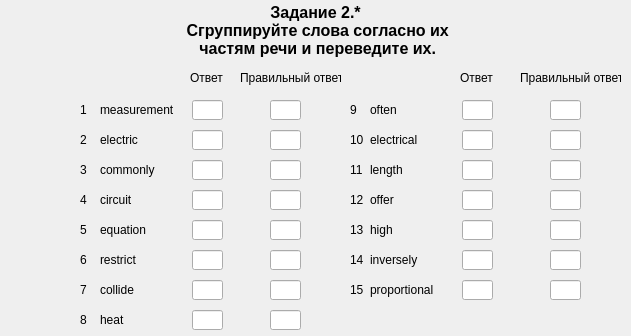
First picture: the form in server/UI/variant_1/zadanie2_part1_var1.ui, repository Scykorr/dmitr_client_serv_test, before the edit.
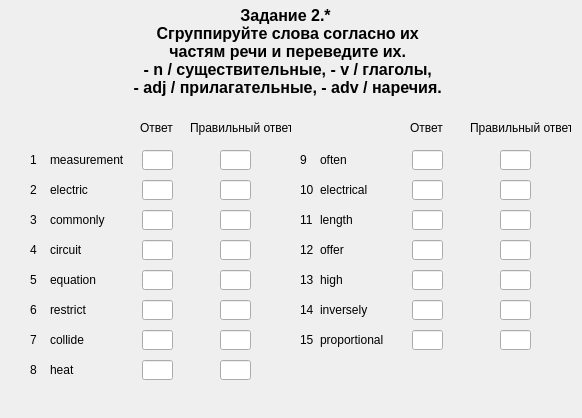
Second picture: the form after the edit.

Commit message: fix title in zadanie2_part1

The edit to the form file:
```diff
--- a/server/UI/variant_1/zadanie2_part1_var1.ui
+++ b/server/UI/variant_1/zadanie2_part1_var1.ui
@@ -6,8 +6,8 @@
    <rect>
     <x>0</x>
     <y>0</y>
-    <width>631</width>
-    <height>336</height>
+    <width>582</width>
+    <height>418</height>
    </rect>
   </property>
   <property name="windowTitle">
@@ -16,10 +16,10 @@
   <widget class="QLabel" name="label_title">
    <property name="geometry">
     <rect>
-     <x>80</x>
+     <x>50</x>
      <y>0</y>
      <width>471</width>
-     <height>61</height>
+     <height>121</height>
     </rect>
    </property>
    <property name="font">
@@ -36,7 +36,10 @@
    <property name="text">
     <string>Задание 2.*
  Сгруппируйте слова согласно их
- частям речи и переведите их.</string>
+ частям речи и переведите их.
+ - n / существительные, - v / глаголы, 
+ - adj / прилагательные, - adv / наречия.
+</string>
    </property>
    <property name="textFormat">
     <enum>Qt::AutoText</enum>
@@ -48,8 +51,8 @@
   <widget class="QLabel" name="label_number_1">
    <property name="geometry">
     <rect>
-     <x>80</x>
-     <y>100</y>
+     <x>30</x>
+     <y>150</y>
      <width>16</width>
      <height>20</height>
     </rect>
@@ -61,8 +64,8 @@
   <widget class="QLineEdit" name="lineEdit_answer_1">
    <property name="geometry">
     <rect>
-     <x>192</x>
-     <y>100</y>
+     <x>142</x>
+     <y>150</y>
      <width>31</width>
      <height>20</height>
     </rect>
@@ -74,8 +77,8 @@
   <widget class="QLabel" name="label_word_1">
    <property name="geometry">
     <rect>
-     <x>100</x>
-     <y>100</y>
+     <x>50</x>
+     <y>150</y>
      <width>81</width>
      <height>20</height>
     </rect>
@@ -87,8 +90,8 @@
   <widget class="QLabel" name="label_word_2">
    <property name="geometry">
     <rect>
-     <x>100</x>
-     <y>130</y>
+     <x>50</x>
+     <y>180</y>
      <width>81</width>
      <height>20</height>
     </rect>
@@ -100,8 +103,8 @@
   <widget class="QLineEdit" name="lineEdit_answer_2">
    <property name="geometry">
     <rect>
-     <x>192</x>
-     <y>130</y>
+     <x>142</x>
+     <y>180</y>
      <width>31</width>
      <height>20</height>
     </rect>
@@ -110,8 +113,8 @@
   <widget class="QLabel" name="label_number_2">
    <property name="geometry">
     <rect>
-     <x>80</x>
-     <y>130</y>
+     <x>30</x>
+     <y>180</y>
      <width>16</width>
      <height>20</height>
     </rect>
@@ -123,8 +126,8 @@
   <widget class="QLabel" name="label_word_3">
    <property name="geometry">
     <rect>
-     <x>100</x>
-     <y>160</y>
+     <x>50</x>
+     <y>210</y>
      <width>81</width>
      <height>20</height>
     </rect>
@@ -136,8 +139,8 @@
   <widget class="QLineEdit" name="lineEdit_answer_3">
    <property name="geometry">
     <rect>
-     <x>192</x>
-     <y>160</y>
+     <x>142</x>
+     <y>210</y>
      <width>31</width>
      <height>20</height>
     </rect>
@@ -146,8 +149,8 @@
   <widget class="QLabel" name="label_number_3">
    <property name="geometry">
     <rect>
-     <x>80</x>
-     <y>160</y>
+     <x>30</x>
+     <y>210</y>
      <width>16</width>
      <height>20</height>
     </rect>
@@ -159,8 +162,8 @@
   <widget class="QLabel" name="label_word_4">
    <property name="geometry">
     <rect>
-     <x>100</x>
-     <y>190</y>
+     <x>50</x>
+     <y>240</y>
      <width>81</width>
      <height>20</height>
     </rect>
@@ -172,8 +175,8 @@
   <widget class="QLineEdit" name="lineEdit_answer_4">
    <property name="geometry">
     <rect>
-     <x>192</x>
-     <y>190</y>
+     <x>142</x>
+     <y>240</y>
      <width>31</width>
      <height>20</height>
     </rect>
@@ -182,8 +185,8 @@
   <widget class="QLabel" name="label_number_4">
    <property name="geometry">
     <rect>
-     <x>80</x>
-     <y>190</y>
+     <x>30</x>
+     <y>240</y>
      <width>16</width>
      <height>20</height>
     </rect>
@@ -195,8 +198,8 @@
   <widget class="QLabel" name="label_word_5">
    <property name="geometry">
     <rect>
-     <x>100</x>
-     <y>220</y>
+     <x>50</x>
+     <y>270</y>
      <width>81</width>
      <height>20</height>
     </rect>
@@ -208,8 +211,8 @@
   <widget class="QLineEdit" name="lineEdit_answer_5">
    <property name="geometry">
     <rect>
-     <x>192</x>
-     <y>220</y>
+     <x>142</x>
+     <y>270</y>
      <width>31</width>
      <height>20</height>
     </rect>
@@ -218,8 +221,8 @@
   <widget class="QLabel" name="label_number_5">
    <property name="geometry">
     <rect>
-     <x>80</x>
-     <y>220</y>
+     <x>30</x>
+     <y>270</y>
      <width>16</width>
      <height>20</height>
     </rect>
@@ -231,8 +234,8 @@
   <widget class="QLabel" name="label_word_6">
    <property name="geometry">
     <rect>
-     <x>100</x>
-     <y>250</y>
+     <x>50</x>
+     <y>300</y>
      <width>81</width>
      <height>20</height>
     </rect>
@@ -244,8 +247,8 @@
   <widget class="QLineEdit" name="lineEdit_answer_6">
    <property name="geometry">
     <rect>
-     <x>192</x>
-     <y>250</y>
+     <x>142</x>
+     <y>300</y>
      <width>31</width>
      <height>20</height>
     </rect>
@@ -254,8 +257,8 @@
   <widget class="QLabel" name="label_number_6">
    <property name="geometry">
     <rect>
-     <x>80</x>
-     <y>250</y>
+     <x>30</x>
+     <y>300</y>
      <width>16</width>
      <height>20</height>
     </rect>
@@ -267,8 +270,8 @@
   <widget class="QLabel" name="label_word_7">
    <property name="geometry">
     <rect>
-     <x>100</x>
-     <y>280</y>
+     <x>50</x>
+     <y>330</y>
      <width>81</width>
      <height>20</height>
     </rect>
@@ -280,8 +283,8 @@
   <widget class="QLineEdit" name="lineEdit_answer_7">
    <property name="geometry">
     <rect>
-     <x>192</x>
-     <y>280</y>
+     <x>142</x>
+     <y>330</y>
      <width>31</width>
      <height>20</height>
     </rect>
@@ -290,8 +293,8 @@
   <widget class="QLabel" name="label_number_7">
    <property name="geometry">
     <rect>
-     <x>80</x>
-     <y>280</y>
+     <x>30</x>
+     <y>330</y>
      <width>16</width>
      <height>20</height>
     </rect>
@@ -303,8 +306,8 @@
   <widget class="QLabel" name="label_word_8">
    <property name="geometry">
     <rect>
-     <x>100</x>
-     <y>310</y>
+     <x>50</x>
+     <y>360</y>
      <width>81</width>
      <height>20</height>
     </rect>
@@ -316,8 +319,8 @@
   <widget class="QLineEdit" name="lineEdit_answer_8">
    <property name="geometry">
     <rect>
-     <x>192</x>
-     <y>310</y>
+     <x>142</x>
+     <y>360</y>
      <width>31</width>
      <height>20</height>
     </rect>
@@ -326,8 +329,8 @@
   <widget class="QLabel" name="label_number_8">
    <property name="geometry">
     <rect>
-     <x>80</x>
-     <y>310</y>
+     <x>30</x>
+     <y>360</y>
      <width>16</width>
      <height>20</height>
     </rect>
@@ -339,8 +342,8 @@
   <widget class="QLabel" name="label_word_9">
    <property name="geometry">
     <rect>
-     <x>370</x>
-     <y>100</y>
+     <x>320</x>
+     <y>150</y>
      <width>81</width>
      <height>20</height>
     </rect>
@@ -352,8 +355,8 @@
   <widget class="QLineEdit" name="lineEdit_answer_9">
    <property name="geometry">
     <rect>
-     <x>462</x>
-     <y>100</y>
+     <x>412</x>
+     <y>150</y>
      <width>31</width>
      <height>20</height>
     </rect>
@@ -362,8 +365,8 @@
   <widget class="QLabel" name="label_number_9">
    <property name="geometry">
     <rect>
-     <x>350</x>
-     <y>100</y>
+     <x>300</x>
+     <y>150</y>
      <width>16</width>
      <height>20</height>
     </rect>
@@ -375,8 +378,8 @@
   <widget class="QLabel" name="label_word_10">
    <property name="geometry">
     <rect>
-     <x>370</x>
-     <y>130</y>
+     <x>320</x>
+     <y>180</y>
      <width>81</width>
      <height>20</height>
     </rect>
@@ -388,8 +391,8 @@
   <widget class="QLineEdit" name="lineEdit_answer_10">
    <property name="geometry">
     <rect>
-     <x>462</x>
-     <y>130</y>
+     <x>412</x>
+     <y>180</y>
      <width>31</width>
      <height>20</height>
     </rect>
@@ -398,8 +401,8 @@
   <widget class="QLabel" name="label_number_10">
    <property name="geometry">
     <rect>
-     <x>350</x>
-     <y>130</y>
+     <x>300</x>
+     <y>180</y>
      <width>16</width>
      <height>20</height>
     </rect>
@@ -411,8 +414,8 @@
   <widget class="QLabel" name="label_word_11">
    <property name="geometry">
     <rect>
-     <x>370</x>
-     <y>160</y>
+     <x>320</x>
+     <y>210</y>
      <width>81</width>
      <height>20</height>
     </rect>
@@ -424,8 +427,8 @@
   <widget class="QLineEdit" name="lineEdit_answer_11">
    <property name="geometry">
     <rect>
-     <x>462</x>
-     <y>160</y>
+     <x>412</x>
+     <y>210</y>
      <width>31</width>
      <height>20</height>
     </rect>
@@ -434,8 +437,8 @@
   <widget class="QLabel" name="label_number_11">
    <property name="geometry">
     <rect>
-     <x>350</x>
-     <y>160</y>
+     <x>300</x>
+     <y>210</y>
      <width>16</width>
      <height>20</height>
     </rect>
@@ -447,8 +450,8 @@
   <widget class="QLabel" name="label_word_12">
    <property name="geometry">
     <rect>
-     <x>370</x>
-     <y>190</y>
+     <x>320</x>
+     <y>240</y>
      <width>81</width>
      <height>20</height>
     </rect>
@@ -460,8 +463,8 @@
   <widget class="QLineEdit" name="lineEdit_answer_12">
    <property name="geometry">
     <rect>
-     <x>462</x>
-     <y>190</y>
+     <x>412</x>
+     <y>240</y>
      <width>31</width>
      <height>20</height>
     </rect>
@@ -470,8 +473,8 @@
   <widget class="QLabel" name="label_number_12">
    <property name="geometry">
     <rect>
-     <x>350</x>
-     <y>190</y>
+     <x>300</x>
+     <y>240</y>
      <width>16</width>
      <height>20</height>
     </rect>
@@ -483,8 +486,8 @@
   <widget class="QLabel" name="label_word_13">
    <property name="geometry">
     <rect>
-     <x>370</x>
-     <y>220</y>
+     <x>320</x>
+     <y>270</y>
      <width>81</width>
      <height>20</height>
     </rect>
@@ -496,8 +499,8 @@
   <widget class="QLineEdit" name="lineEdit_answer_13">
    <property name="geometry">
     <rect>
-     <x>462</x>
-     <y>220</y>
+     <x>412</x>
+     <y>270</y>
      <width>31</width>
      <height>20</height>
     </rect>
@@ -506,8 +509,8 @@
   <widget class="QLabel" name="label_number_13">
    <property name="geometry">
     <rect>
-     <x>350</x>
-     <y>220</y>
+     <x>300</x>
+     <y>270</y>
      <width>16</width>
      <height>20</height>
     </rect>
@@ -519,8 +522,8 @@
   <widget class="QLabel" name="label_word_14">
    <property name="geometry">
     <rect>
-     <x>370</x>
-     <y>250</y>
+     <x>320</x>
+     <y>300</y>
      <width>81</width>
      <height>20</height>
     </rect>
@@ -532,8 +535,8 @@
   <widget class="QLineEdit" name="lineEdit_answer_14">
    <property name="geometry">
     <rect>
-     <x>462</x>
-     <y>250</y>
+     <x>412</x>
+     <y>300</y>
      <width>31</width>
      <height>20</height>
     </rect>
@@ -542,8 +545,8 @@
   <widget class="QLabel" name="label_number_14">
    <property name="geometry">
     <rect>
-     <x>350</x>
-     <y>250</y>
+     <x>300</x>
+     <y>300</y>
      <width>16</width>
      <height>20</height>
     </rect>
@@ -555,8 +558,8 @@
   <widget class="QLabel" name="label_word_15">
    <property name="geometry">
     <rect>
-     <x>370</x>
-     <y>280</y>
+     <x>320</x>
+     <y>330</y>
      <width>81</width>
      <height>20</height>
     </rect>
@@ -568,8 +571,8 @@
   <widget class="QLineEdit" name="lineEdit_answer_15">
    <property name="geometry">
     <rect>
-     <x>462</x>
-     <y>280</y>
+     <x>412</x>
+     <y>330</y>
      <width>31</width>
      <height>20</height>
     </rect>
@@ -578,8 +581,8 @@
   <widget class="QLabel" name="label_number_15">
    <property name="geometry">
     <rect>
-     <x>350</x>
-     <y>280</y>
+     <x>300</x>
+     <y>330</y>
      <width>16</width>
      <height>20</height>
     </rect>
@@ -591,8 +594,8 @@
   <widget class="QLineEdit" name="lineEdit_answer_16">
    <property name="geometry">
     <rect>
-     <x>270</x>
-     <y>100</y>
+     <x>220</x>
+     <y>150</y>
      <width>31</width>
      <height>20</height>
     </rect>
@@ -604,8 +607,8 @@
   <widget class="QLineEdit" name="lineEdit_answer_17">
    <property name="geometry">
     <rect>
-     <x>270</x>
-     <y>130</y>
+     <x>220</x>
+     <y>180</y>
      <width>31</width>
      <height>20</height>
     </rect>
@@ -617,8 +620,8 @@
   <widget class="QLineEdit" name="lineEdit_answer_18">
    <property name="geometry">
     <rect>
-     <x>270</x>
-     <y>160</y>
+     <x>220</x>
+     <y>210</y>
      <width>31</width>
      <height>20</height>
     </rect>
@@ -630,8 +633,8 @@
   <widget class="QLineEdit" name="lineEdit_answer_19">
    <property name="geometry">
     <rect>
-     <x>270</x>
-     <y>190</y>
+     <x>220</x>
+     <y>240</y>
      <width>31</width>
      <height>20</height>
     </rect>
@@ -643,8 +646,8 @@
   <widget class="QLineEdit" name="lineEdit_answer_20">
    <property name="geometry">
     <rect>
-     <x>270</x>
-     <y>220</y>
+     <x>220</x>
+     <y>270</y>
      <width>31</width>
      <height>20</height>
     </rect>
@@ -656,8 +659,8 @@
   <widget class="QLineEdit" name="lineEdit_answer_21">
    <property name="geometry">
     <rect>
-     <x>270</x>
-     <y>250</y>
+     <x>220</x>
+     <y>300</y>
      <width>31</width>
      <height>20</height>
     </rect>
@@ -669,8 +672,8 @@
   <widget class="QLineEdit" name="lineEdit_answer_22">
    <property name="geometry">
     <rect>
-     <x>270</x>
-     <y>280</y>
+     <x>220</x>
+     <y>330</y>
      <width>31</width>
      <height>20</height>
     </rect>
@@ -682,8 +685,8 @@
   <widget class="QLineEdit" name="lineEdit_answer_23">
    <property name="geometry">
     <rect>
-     <x>270</x>
-     <y>310</y>
+     <x>220</x>
+     <y>360</y>
      <width>31</width>
      <height>20</height>
     </rect>
@@ -695,8 +698,8 @@
   <widget class="QLineEdit" name="lineEdit_answer_24">
    <property name="geometry">
     <rect>
-     <x>550</x>
-     <y>100</y>
+     <x>500</x>
+     <y>150</y>
      <width>31</width>
      <height>20</height>
     </rect>
@@ -708,8 +711,8 @@
   <widget class="QLineEdit" name="lineEdit_answer_25">
    <property name="geometry">
     <rect>
-     <x>550</x>
-     <y>130</y>
+     <x>500</x>
+     <y>180</y>
      <width>31</width>
      <height>20</height>
     </rect>
@@ -721,8 +724,8 @@
   <widget class="QLineEdit" name="lineEdit_answer_26">
    <property name="geometry">
     <rect>
-     <x>550</x>
-     <y>160</y>
+     <x>500</x>
+     <y>210</y>
      <width>31</width>
      <height>20</height>
     </rect>
@@ -734,8 +737,8 @@
   <widget class="QLineEdit" name="lineEdit_answer_27">
    <property name="geometry">
     <rect>
-     <x>550</x>
-     <y>190</y>
+     <x>500</x>
+     <y>240</y>
      <width>31</width>
      <height>20</height>
     </rect>
@@ -747,8 +750,8 @@
   <widget class="QLineEdit" name="lineEdit_answer_28">
    <property name="geometry">
     <rect>
-     <x>550</x>
-     <y>220</y>
+     <x>500</x>
+     <y>270</y>
      <width>31</width>
      <height>20</height>
     </rect>
@@ -760,8 +763,8 @@
   <widget class="QLineEdit" name="lineEdit_answer_29">
    <property name="geometry">
     <rect>
-     <x>550</x>
-     <y>250</y>
+     <x>500</x>
+     <y>300</y>
      <width>31</width>
      <height>20</height>
     </rect>
@@ -773,8 +776,8 @@
   <widget class="QLineEdit" name="lineEdit_answer_30">
    <property name="geometry">
     <rect>
-     <x>550</x>
-     <y>280</y>
+     <x>500</x>
+     <y>330</y>
      <width>31</width>
      <height>20</height>
     </rect>
@@ -786,8 +789,8 @@
   <widget class="QLabel" name="label_2">
    <property name="geometry">
     <rect>
-     <x>190</x>
-     <y>70</y>
+     <x>140</x>
+     <y>120</y>
      <width>41</width>
      <height>16</height>
     </rect>
@@ -799,8 +802,8 @@
   <widget class="QLabel" name="label">
    <property name="geometry">
     <rect>
-     <x>240</x>
-     <y>70</y>
+     <x>190</x>
+     <y>120</y>
      <width>101</width>
      <height>16</height>
     </rect>
@@ -812,8 +815,8 @@
   <widget class="QLabel" name="label_3">
    <property name="geometry">
     <rect>
-     <x>520</x>
-     <y>70</y>
+     <x>470</x>
+     <y>120</y>
      <width>101</width>
      <height>16</height>
     </rect>
@@ -825,8 +828,8 @@
   <widget class="QLabel" name="label_4">
    <property name="geometry">
     <rect>
-     <x>460</x>
-     <y>70</y>
+     <x>410</x>
+     <y>120</y>
      <width>41</width>
      <height>16</height>
     </rect>
```
The commit also changes 8 other files.
